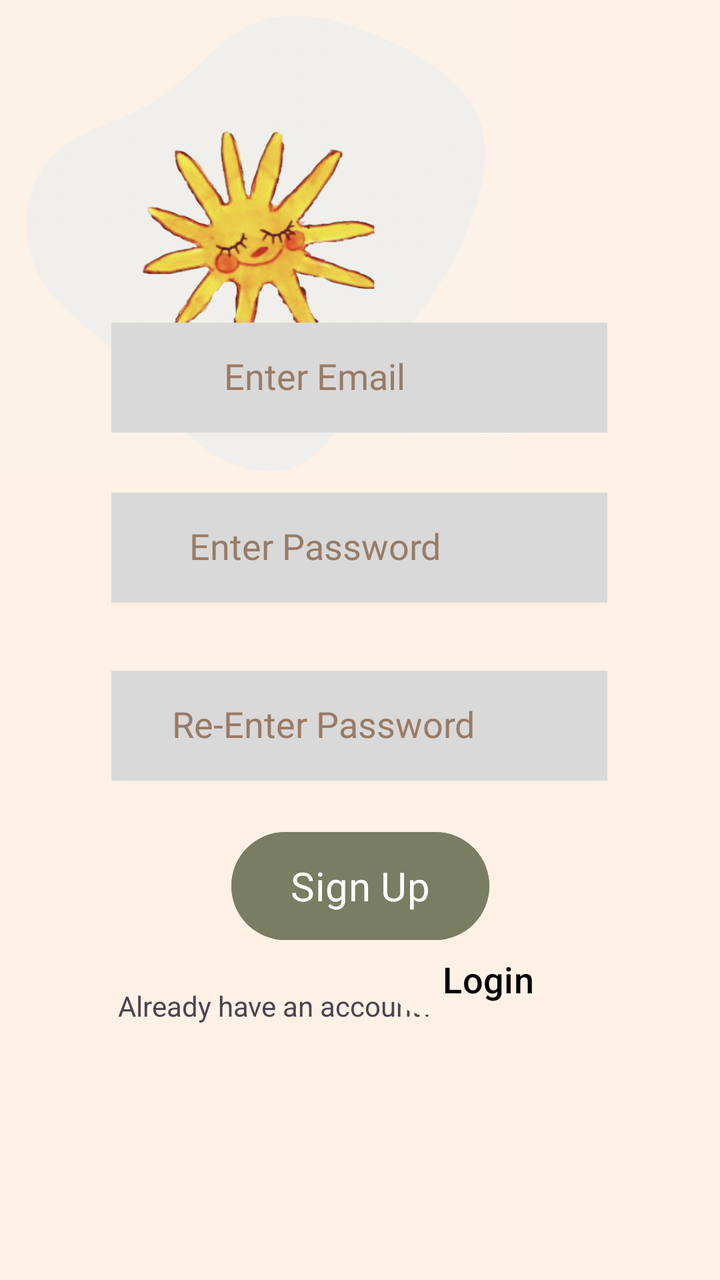
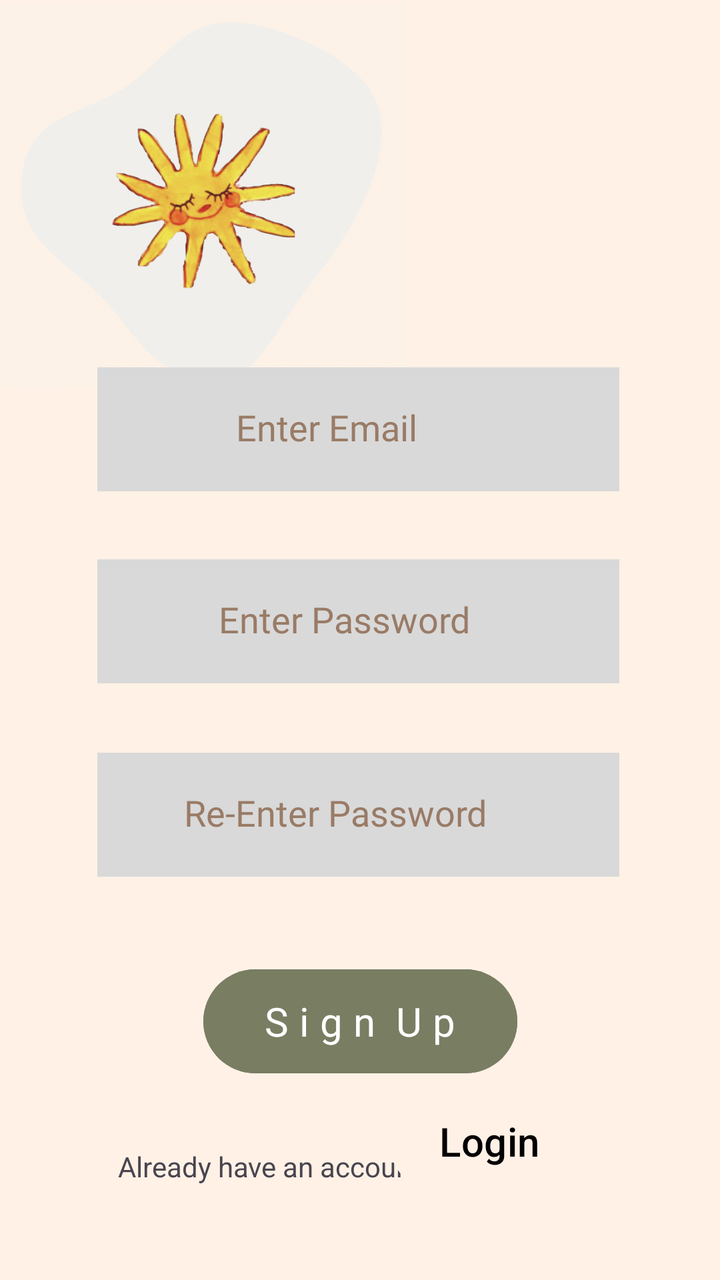

The first picture is an Android layout as it rendered before a commit; the second is the same layout after the commit. The layout source and the unified diff follow.
<!-- AndroidManifest.xml: application theme Theme.Emotify -->
<!-- res/layout/activity_signup.xml -->
<?xml version="1.0" encoding="utf-8"?>
<androidx.constraintlayout.widget.ConstraintLayout xmlns:android="http://schemas.android.com/apk/res/android"
    xmlns:app="http://schemas.android.com/apk/res-auto"
    xmlns:tools="http://schemas.android.com/tools"
    android:id="@+id/main"
    android:layout_width="match_parent"
    android:layout_height="match_parent"
    android:background="#FFF1E6"
    tools:context=".View.Signup">

    <ImageView
        android:id="@+id/imageView30"
        android:layout_width="259dp"
        android:layout_height="236dp"
        android:scaleType="centerCrop"
        app:layout_constraintBottom_toBottomOf="parent"
        app:layout_constraintEnd_toEndOf="parent"
        app:layout_constraintHorizontal_bias="0.0"
        app:layout_constraintStart_toStartOf="parent"
        app:layout_constraintTop_toTopOf="parent"
        app:layout_constraintVertical_bias="0.0"
        app:srcCompat="@drawable/emotifylogo" />

    <Button
        android:id="@+id/button2"
        android:layout_width="129dp"
        android:layout_height="62dp"
        android:backgroundTint="@color/army"
        android:fontFamily="@font/kaisei_tokumin_medium"
        android:text="Sign Up"
        android:textColor="@color/white"
        android:textSize="20sp"
        app:layout_constraintBottom_toBottomOf="parent"
        app:layout_constraintEnd_toEndOf="parent"
        app:layout_constraintStart_toStartOf="parent"
        app:layout_constraintTop_toTopOf="parent"
        app:layout_constraintVertical_bias="0.713" />

    <EditText
        android:id="@+id/editTextTextPassword2"
        android:layout_width="248dp"
        android:layout_height="55dp"
        android:background="@color/lightblue"
        android:ems="10"
        android:fontFamily="@font/kaisei_tokumin_medium"
        android:hint="         Enter Password"
        android:includeFontPadding="false"
        android:inputType="textPassword"
        android:textColorHint="@color/lightbrowwn"
        app:layout_constraintBottom_toBottomOf="parent"
        app:layout_constraintEnd_toEndOf="parent"
        app:layout_constraintHorizontal_bias="0.497"
        app:layout_constraintStart_toStartOf="parent"
        app:layout_constraintTop_toTopOf="parent"
        app:layout_constraintVertical_bias="0.421" />

    <EditText
        android:id="@+id/editTextTextPassword3"
        android:layout_width="248dp"
        android:layout_height="55dp"
        android:background="@color/lightblue"
        android:ems="10"
        android:fontFamily="@font/kaisei_tokumin_medium"
        android:hint="       Re-Enter Password"
        android:includeFontPadding="false"
        android:inputType="textPassword"
        android:textColorHint="@color/lightbrowwn"
        app:layout_constraintBottom_toBottomOf="parent"
        app:layout_constraintEnd_toEndOf="parent"
        app:layout_constraintHorizontal_bias="0.497"
        app:layout_constraintStart_toStartOf="parent"
        app:layout_constraintTop_toTopOf="parent"
        app:layout_constraintVertical_bias="0.573" />

    <EditText
        android:id="@+id/editTextTextEmailAddress2"
        android:layout_width="248dp"
        android:layout_height="55dp"
        android:background="@color/lightblue"
        android:ems="10"
        android:fontFamily="@font/kaisei_tokumin_medium"
        android:hint="             Enter Email"
        android:includeFontPadding="false"
        android:inputType="textEmailAddress"
        android:textColorHint="@color/lightbrowwn"
        app:layout_constraintBottom_toBottomOf="parent"
        app:layout_constraintEnd_toEndOf="parent"
        app:layout_constraintHorizontal_bias="0.497"
        app:layout_constraintStart_toStartOf="parent"
        app:layout_constraintTop_toTopOf="parent"
        app:layout_constraintVertical_bias="0.276" />

    <TextView
        android:id="@+id/textView2"
        android:layout_width="wrap_content"
        android:layout_height="wrap_content"
        android:text="Already have an account?"
        app:layout_constraintBottom_toBottomOf="parent"
        app:layout_constraintEnd_toEndOf="parent"
        app:layout_constraintHorizontal_bias="0.293"
        app:layout_constraintStart_toStartOf="parent"
        app:layout_constraintTop_toBottomOf="@+id/button2"
        app:layout_constraintVertical_bias="0.132" />

    <Button
        android:id="@+id/button3"
        android:layout_width="99dp"
        android:layout_height="44dp"
        android:backgroundTint="#FFF1E6"
        android:text="Login"
        android:textColor="@color/black"
        android:textSize="18sp"
        app:layout_constraintBottom_toBottomOf="parent"
        app:layout_constraintEnd_toEndOf="parent"
        app:layout_constraintHorizontal_bias="0.746"
        app:layout_constraintStart_toStartOf="parent"
        app:layout_constraintTop_toTopOf="parent"
        app:layout_constraintVertical_bias="0.784" />

</androidx.constraintlayout.widget.ConstraintLayout>
<!-- resources referenced by this layout -->
<resources>
  <color name="army">#797D62</color>
  <color name="black">#FF000000</color>
  <color name="lightblue">#D9D9D9</color>
  <color name="lightbrowwn">#997B66</color>
  <color name="white">#FFFFFFFF</color>
  <!-- drawable emotifylogo: png bitmap (drawable, 228464 bytes) -->
  <style name="Theme.Emotify" parent="Base.Theme.Emotify" />
  <style name="Base.Theme.Emotify" parent="Theme.Material3.DayNight.NoActionBar">
          
          
      </style>
</resources>

<!-- the commit's change to res/layout/activity_signup.xml (unified diff, before → after) -->
@@ -10,85 +10,85 @@
 
     <ImageView
         android:id="@+id/imageView30"
-        android:layout_width="259dp"
-        android:layout_height="236dp"
+        android:layout_width="204dp"
+        android:layout_height="193dp"
         android:scaleType="centerCrop"
         app:layout_constraintBottom_toBottomOf="parent"
         app:layout_constraintEnd_toEndOf="parent"
         app:layout_constraintHorizontal_bias="0.0"
         app:layout_constraintStart_toStartOf="parent"
         app:layout_constraintTop_toTopOf="parent"
-        app:layout_constraintVertical_bias="0.0"
+        app:layout_constraintVertical_bias="0.003"
         app:srcCompat="@drawable/emotifylogo" />
 
     <Button
         android:id="@+id/button2"
-        android:layout_width="129dp"
-        android:layout_height="62dp"
+        android:layout_width="157dp"
+        android:layout_height="60dp"
         android:backgroundTint="@color/army"
         android:fontFamily="@font/kaisei_tokumin_medium"
-        android:text="Sign Up"
+        android:text="S i g n  U p"
         android:textColor="@color/white"
         android:textSize="20sp"
         app:layout_constraintBottom_toBottomOf="parent"
         app:layout_constraintEnd_toEndOf="parent"
         app:layout_constraintStart_toStartOf="parent"
         app:layout_constraintTop_toTopOf="parent"
-        app:layout_constraintVertical_bias="0.713" />
+        app:layout_constraintVertical_bias="0.829" />
 
     <EditText
         android:id="@+id/editTextTextPassword2"
-        android:layout_width="248dp"
-        android:layout_height="55dp"
+        android:layout_width="261dp"
+        android:layout_height="62dp"
         android:background="@color/lightblue"
         android:ems="10"
         android:fontFamily="@font/kaisei_tokumin_medium"
-        android:hint="         Enter Password"
+        android:hint="              Enter Password"
         android:includeFontPadding="false"
         android:inputType="textPassword"
         android:textColorHint="@color/lightbrowwn"
         app:layout_constraintBottom_toBottomOf="parent"
         app:layout_constraintEnd_toEndOf="parent"
-        app:layout_constraintHorizontal_bias="0.497"
+        app:layout_constraintHorizontal_bias="0.493"
         app:layout_constraintStart_toStartOf="parent"
         app:layout_constraintTop_toTopOf="parent"
-        app:layout_constraintVertical_bias="0.421" />
+        app:layout_constraintVertical_bias="0.484" />
 
     <EditText
         android:id="@+id/editTextTextPassword3"
-        android:layout_width="248dp"
-        android:layout_height="55dp"
+        android:layout_width="261dp"
+        android:layout_height="62dp"
         android:background="@color/lightblue"
         android:ems="10"
         android:fontFamily="@font/kaisei_tokumin_medium"
-        android:hint="       Re-Enter Password"
+        android:hint="          Re-Enter Password"
         android:includeFontPadding="false"
         android:inputType="textPassword"
         android:textColorHint="@color/lightbrowwn"
         app:layout_constraintBottom_toBottomOf="parent"
         app:layout_constraintEnd_toEndOf="parent"
-        app:layout_constraintHorizontal_bias="0.497"
+        app:layout_constraintHorizontal_bias="0.493"
         app:layout_constraintStart_toStartOf="parent"
         app:layout_constraintTop_toTopOf="parent"
-        app:layout_constraintVertical_bias="0.573" />
+        app:layout_constraintVertical_bias="0.651" />
 
     <EditText
         android:id="@+id/editTextTextEmailAddress2"
-        android:layout_width="248dp"
-        android:layout_height="55dp"
+        android:layout_width="261dp"
+        android:layout_height="62dp"
         android:background="@color/lightblue"
         android:ems="10"
         android:fontFamily="@font/kaisei_tokumin_medium"
-        android:hint="             Enter Email"
+        android:hint="                Enter Email"
         android:includeFontPadding="false"
         android:inputType="textEmailAddress"
         android:textColorHint="@color/lightbrowwn"
         app:layout_constraintBottom_toBottomOf="parent"
         app:layout_constraintEnd_toEndOf="parent"
-        app:layout_constraintHorizontal_bias="0.497"
+        app:layout_constraintHorizontal_bias="0.493"
         app:layout_constraintStart_toStartOf="parent"
         app:layout_constraintTop_toTopOf="parent"
-        app:layout_constraintVertical_bias="0.276" />
+        app:layout_constraintVertical_bias="0.318" />
 
     <TextView
         android:id="@+id/textView2"
@@ -100,21 +100,21 @@
         app:layout_constraintHorizontal_bias="0.293"
         app:layout_constraintStart_toStartOf="parent"
         app:layout_constraintTop_toBottomOf="@+id/button2"
-        app:layout_constraintVertical_bias="0.132" />
+        app:layout_constraintVertical_bias="0.41" />
 
     <Button
         android:id="@+id/button3"
-        android:layout_width="99dp"
-        android:layout_height="44dp"
+        android:layout_width="100dp"
+        android:layout_height="60dp"
         android:backgroundTint="#FFF1E6"
         android:text="Login"
         android:textColor="@color/black"
-        android:textSize="18sp"
+        android:textSize="20sp"
         app:layout_constraintBottom_toBottomOf="parent"
         app:layout_constraintEnd_toEndOf="parent"
-        app:layout_constraintHorizontal_bias="0.746"
+        app:layout_constraintHorizontal_bias="0.749"
         app:layout_constraintStart_toStartOf="parent"
         app:layout_constraintTop_toTopOf="parent"
-        app:layout_constraintVertical_bias="0.784" />
+        app:layout_constraintVertical_bias="0.932" />
 
 </androidx.constraintlayout.widget.ConstraintLayout>
